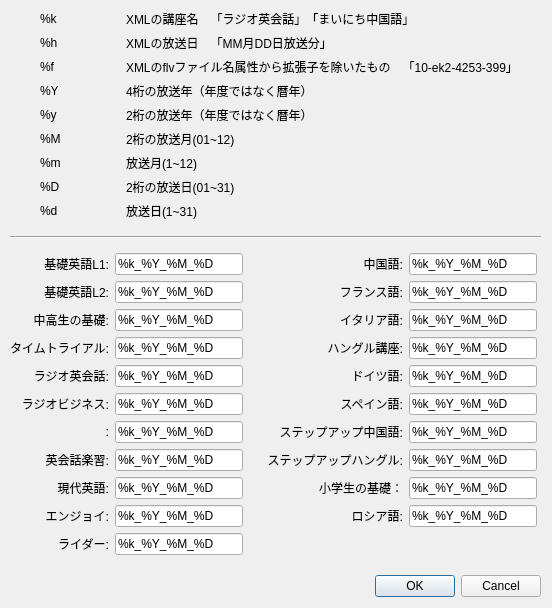
Before: the Qt Designer form customizedialog.ui in CSReviser/CS-Mult, drawn with Qt 5.
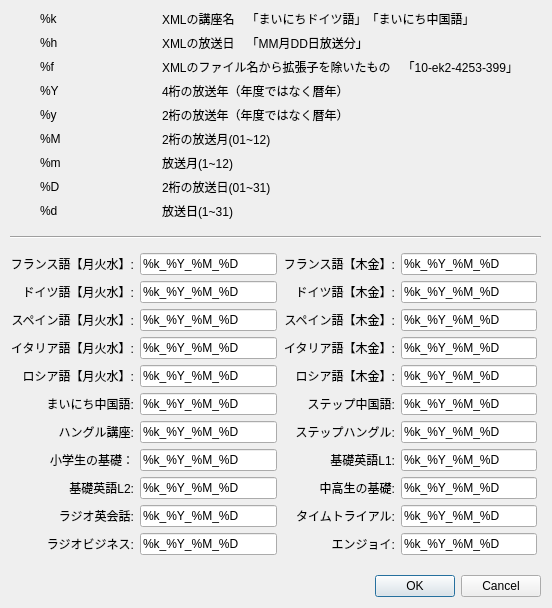
After: the same form once the commit is applied.

Commit message: カスタマイズメニュー（ファイル名、タグタイトル）今年度講座更新

```diff
--- a/customizedialog.ui
+++ b/customizedialog.ui
@@ -67,9 +67,9 @@
    </property>
    <layout class="QGridLayout" name="gridLayout">
     <item row="0" column="0">
-     <widget class="QLabel" name="label">
+     <widget class="QLabel" name="label_10">
       <property name="text">
-       <string>基礎英語L1:</string>
+       <string>フランス語【月火水】:</string>
       </property>
       <property name="alignment">
        <set>Qt::AlignRight|Qt::AlignTrailing|Qt::AlignVCenter</set>
@@ -77,19 +77,33 @@
      </widget>
     </item>
     <item row="0" column="1">
-     <widget class="QLineEdit" name="lineEdit">
-      <property name="toolTip">
-       <string/>
+     <widget class="QLineEdit" name="lineEdit_0">
+      <property name="text">
+       <string>%k_%Y_%M_%D</string>
       </property>
+     </widget>
+    </item>
+    <item row="0" column="3">
+     <widget class="QLabel" name="label_10_1">
+      <property name="text">
+       <string>フランス語【木金】:</string>
+      </property>
+      <property name="alignment">
+       <set>Qt::AlignRight|Qt::AlignTrailing|Qt::AlignVCenter</set>
+      </property>
+     </widget>
+    </item>
+    <item row="0" column="4">
+     <widget class="QLineEdit" name="lineEdit_0_1">
       <property name="text">
        <string>%k_%Y_%M_%D</string>
       </property>
      </widget>
     </item>
     <item row="1" column="0">
-     <widget class="QLabel" name="label_2">
+     <widget class="QLabel" name="label_13">
       <property name="text">
-       <string>基礎英語L2:</string>
+       <string>ドイツ語【月火水】:</string>
       </property>
       <property name="alignment">
        <set>Qt::AlignRight|Qt::AlignTrailing|Qt::AlignVCenter</set>
@@ -97,84 +111,187 @@
      </widget>
     </item>
     <item row="1" column="1">
+     <widget class="QLineEdit" name="lineEdit_1">
+      <property name="text">
+       <string>%k_%Y_%M_%D</string>
+      </property>
+     </widget>
+    </item>
+    <item row="1" column="3">
+     <widget class="QLabel" name="label_13_1">
+      <property name="text">
+       <string>ドイツ語【木金】:</string>
+      </property>
+      <property name="alignment">
+       <set>Qt::AlignRight|Qt::AlignTrailing|Qt::AlignVCenter</set>
+      </property>
+     </widget>
+    </item>
+    <item row="1" column="4">
+     <widget class="QLineEdit" name="lineEdit_1_1">
+      <property name="text">
+       <string>%k_%Y_%M_%D</string>
+      </property>
+     </widget>
+    </item>
+    <item row="2" column="0">
+     <widget class="QLabel" name="label_14">
+      <property name="text">
+       <string>スペイン語【月火水】:</string>
+      </property>
+      <property name="alignment">
+       <set>Qt::AlignRight|Qt::AlignTrailing|Qt::AlignVCenter</set>
+      </property>
+     </widget>
+    </item>
+    <item row="2" column="1">
      <widget class="QLineEdit" name="lineEdit_2">
       <property name="text">
        <string>%k_%Y_%M_%D</string>
       </property>
      </widget>
     </item>
-    <item row="2" column="0">
-     <widget class="QLabel" name="label_3">
+    <item row="2" column="3">
+     <widget class="QLabel" name="label_14_1">
       <property name="text">
-       <string>中高生の基礎:</string>
+       <string>スペイン語【木金】:</string>
       </property>
       <property name="alignment">
        <set>Qt::AlignRight|Qt::AlignTrailing|Qt::AlignVCenter</set>
       </property>
      </widget>
     </item>
-    <item row="2" column="1">
+    <item row="2" column="4">
+     <widget class="QLineEdit" name="lineEdit_2_1">
+      <property name="text">
+       <string>%k_%Y_%M_%D</string>
+      </property>
+     </widget>
+    </item>
+    <item row="3" column="0">
+     <widget class="QLabel" name="label_11">
+      <property name="text">
+       <string>イタリア語【月火水】:</string>
+      </property>
+      <property name="alignment">
+       <set>Qt::AlignRight|Qt::AlignTrailing|Qt::AlignVCenter</set>
+      </property>
+     </widget>
+    </item>
+    <item row="3" column="1">
      <widget class="QLineEdit" name="lineEdit_3">
       <property name="text">
        <string>%k_%Y_%M_%D</string>
       </property>
      </widget>
     </item>
-    <item row="3" column="0">
-     <widget class="QLabel" name="label_4">
+    <item row="3" column="3">
+     <widget class="QLabel" name="label_11_1">
       <property name="text">
-       <string>タイムトライアル:</string>
+       <string>イタリア語【木金】:</string>
       </property>
       <property name="alignment">
        <set>Qt::AlignRight|Qt::AlignTrailing|Qt::AlignVCenter</set>
       </property>
      </widget>
     </item>
-    <item row="3" column="1">
+    <item row="3" column="4">
+     <widget class="QLineEdit" name="lineEdit_3_1">
+      <property name="text">
+       <string>%k_%Y_%M_%D</string>
+      </property>
+     </widget>
+    </item>
+    <item row="4" column="0">
+     <widget class="QLabel" name="label_40">
+      <property name="enabled">
+       <bool>true</bool>
+      </property>
+      <property name="text">
+       <string>ロシア語【月火水】:</string>
+      </property>
+      <property name="alignment">
+       <set>Qt::AlignRight|Qt::AlignTrailing|Qt::AlignVCenter</set>
+      </property>
+     </widget>
+    </item>
+    <item row="4" column="1">
      <widget class="QLineEdit" name="lineEdit_4">
+      <property name="enabled">
+       <bool>true</bool>
+      </property>
       <property name="text">
        <string>%k_%Y_%M_%D</string>
       </property>
      </widget>
     </item>
-    <item row="4" column="0">
-     <widget class="QLabel" name="label_5">
+    <item row="4" column="3">
+     <widget class="QLabel" name="label_40_1">
+      <property name="enabled">
+       <bool>true</bool>
+      </property>
       <property name="text">
-       <string>ラジオ英会話:</string>
+       <string>ロシア語【木金】:</string>
       </property>
       <property name="alignment">
        <set>Qt::AlignRight|Qt::AlignTrailing|Qt::AlignVCenter</set>
       </property>
      </widget>
     </item>
-    <item row="4" column="1">
+    <item row="4" column="4">
+     <widget class="QLineEdit" name="lineEdit_4_1">
+      <property name="enabled">
+       <bool>true</bool>
+      </property>
+      <property name="text">
+       <string>%k_%Y_%M_%D</string>
+      </property>
+     </widget>
+    </item>
+    <item row="5" column="0">
+     <widget class="QLabel" name="label_9">
+      <property name="text">
+       <string>まいにち中国語:</string>
+      </property>
+      <property name="alignment">
+       <set>Qt::AlignRight|Qt::AlignTrailing|Qt::AlignVCenter</set>
+      </property>
+     </widget>
+    </item>
+    <item row="5" column="1">
      <widget class="QLineEdit" name="lineEdit_5">
       <property name="text">
        <string>%k_%Y_%M_%D</string>
       </property>
      </widget>
     </item>
-    <item row="5" column="0">
-     <widget class="QLabel" name="label_6">
+    <item row="5" column="3">
+     <widget class="QLabel" name="label_15">
+      <property name="enabled">
+       <bool>true</bool>
+      </property>
       <property name="text">
-       <string>ラジオビジネス:</string>
+       <string>ステップ中国語:</string>
       </property>
       <property name="alignment">
        <set>Qt::AlignRight|Qt::AlignTrailing|Qt::AlignVCenter</set>
       </property>
      </widget>
     </item>
-    <item row="5" column="1">
+    <item row="5" column="4">
      <widget class="QLineEdit" name="lineEdit_6">
+      <property name="enabled">
+       <bool>true</bool>
+      </property>
       <property name="text">
        <string>%k_%Y_%M_%D</string>
       </property>
      </widget>
     </item>
     <item row="6" column="0">
-     <widget class="QLabel" name="label_7">
+     <widget class="QLabel" name="label_12">
       <property name="text">
-       <string>:</string>
+       <string>ハングル講座:</string>
       </property>
       <property name="alignment">
        <set>Qt::AlignRight|Qt::AlignTrailing|Qt::AlignVCenter</set>
@@ -188,20 +305,20 @@
       </property>
      </widget>
     </item>
-    <item row="7" column="0">
-     <widget class="QLabel" name="label_8">
+    <item row="6" column="3">
+     <widget class="QLabel" name="label_16">
       <property name="enabled">
        <bool>true</bool>
       </property>
       <property name="text">
-       <string>英会話楽習:</string>
+       <string>ステップハングル:</string>
       </property>
       <property name="alignment">
        <set>Qt::AlignRight|Qt::AlignTrailing|Qt::AlignVCenter</set>
       </property>
      </widget>
     </item>
-    <item row="7" column="1">
+    <item row="6" column="4">
      <widget class="QLineEdit" name="lineEdit_8">
       <property name="enabled">
        <bool>true</bool>
@@ -211,67 +328,21 @@
       </property>
      </widget>
     </item>
-    <item row="8" column="0">
-     <widget class="QLabel" name="label_21">
+    <item row="7" column="0">
+     <widget class="QLabel" name="label_22">
       <property name="enabled">
        <bool>true</bool>
       </property>
       <property name="text">
-       <string>現代英語:</string>
+       <string>小学生の基礎：</string>
       </property>
       <property name="alignment">
        <set>Qt::AlignRight|Qt::AlignTrailing|Qt::AlignVCenter</set>
       </property>
      </widget>
     </item>
-    <item row="8" column="1">
-     <widget class="QLineEdit" name="lineEdit_17">
-      <property name="enabled">
-       <bool>true</bool>
-      </property>
-      <property name="text">
-       <string>%k_%Y_%M_%D</string>
-      </property>
-     </widget>
-    </item>
-    <item row="9" column="0">
-     <widget class="QLabel" name="label_32">
-      <property name="enabled">
-       <bool>true</bool>
-      </property>
-      <property name="text">
-       <string>エンジョイ:</string>
-      </property>
-      <property name="alignment">
-       <set>Qt::AlignRight|Qt::AlignTrailing|Qt::AlignVCenter</set>
-      </property>
-     </widget>
-    </item>
-    <item row="9" column="1">
-     <widget class="QLineEdit" name="lineEdit_19">
-      <property name="enabled">
-       <bool>true</bool>
-      </property>
-      <property name="text">
-       <string>%k_%Y_%M_%D</string>
-      </property>
-     </widget>
-    </item>
-    <item row="10" column="0">
-     <widget class="QLabel" name="label_33">
-      <property name="enabled">
-       <bool>true</bool>
-      </property>
-      <property name="text">
-       <string>ライダー:</string>
-      </property>
-      <property name="alignment">
-       <set>Qt::AlignRight|Qt::AlignTrailing|Qt::AlignVCenter</set>
-      </property>
-     </widget>
-    </item>
-    <item row="10" column="1">
-     <widget class="QLineEdit" name="lineEdit_21">
+    <item row="7" column="1">
+     <widget class="QLineEdit" name="lineEdit_9">
       <property name="enabled">
        <bool>true</bool>
       </property>
@@ -281,12 +352,9 @@
      </widget>
     </item>
     <item row="7" column="3">
-     <widget class="QLabel" name="label_16">
-      <property name="enabled">
-       <bool>true</bool>
-      </property>
+     <widget class="QLabel" name="label">
       <property name="text">
-       <string>ステップアップハングル:</string>
+       <string>基礎英語L1:</string>
       </property>
       <property name="alignment">
        <set>Qt::AlignRight|Qt::AlignTrailing|Qt::AlignVCenter</set>
@@ -294,154 +362,36 @@
      </widget>
     </item>
     <item row="7" column="4">
-     <widget class="QLineEdit" name="lineEdit_16">
-      <property name="enabled">
-       <bool>true</bool>
-      </property>
-      <property name="text">
-       <string>%k_%Y_%M_%D</string>
-      </property>
-     </widget>
-    </item>
-    <item row="5" column="3">
-     <widget class="QLabel" name="label_14">
-      <property name="text">
-       <string>スペイン語:</string>
-      </property>
-      <property name="alignment">
-       <set>Qt::AlignRight|Qt::AlignTrailing|Qt::AlignVCenter</set>
-      </property>
-     </widget>
-    </item>
-    <item row="0" column="4">
-     <widget class="QLineEdit" name="lineEdit_9">
-      <property name="text">
-       <string>%k_%Y_%M_%D</string>
-      </property>
-     </widget>
-    </item>
-    <item row="3" column="2">
-     <widget class="QLabel" name="label_17">
-      <property name="text">
-       <string>　</string>
-      </property>
-     </widget>
-    </item>
-    <item row="3" column="3">
-     <widget class="QLabel" name="label_12">
-      <property name="text">
-       <string>ハングル講座:</string>
-      </property>
-      <property name="alignment">
-       <set>Qt::AlignRight|Qt::AlignTrailing|Qt::AlignVCenter</set>
-      </property>
-     </widget>
-    </item>
-    <item row="1" column="4">
      <widget class="QLineEdit" name="lineEdit_10">
+      <property name="toolTip">
+       <string/>
+      </property>
       <property name="text">
        <string>%k_%Y_%M_%D</string>
       </property>
      </widget>
     </item>
-    <item row="2" column="3">
-     <widget class="QLabel" name="label_11">
+    <item row="8" column="0">
+     <widget class="QLabel" name="label_2">
       <property name="text">
-       <string>イタリア語:</string>
+       <string>基礎英語L2:</string>
       </property>
       <property name="alignment">
        <set>Qt::AlignRight|Qt::AlignTrailing|Qt::AlignVCenter</set>
       </property>
      </widget>
     </item>
-    <item row="4" column="4">
-     <widget class="QLineEdit" name="lineEdit_13">
-      <property name="text">
-       <string>%k_%Y_%M_%D</string>
-      </property>
-     </widget>
-    </item>
-    <item row="2" column="4">
+    <item row="8" column="1">
      <widget class="QLineEdit" name="lineEdit_11">
       <property name="text">
        <string>%k_%Y_%M_%D</string>
       </property>
      </widget>
     </item>
-    <item row="3" column="4">
-     <widget class="QLineEdit" name="lineEdit_12">
-      <property name="text">
-       <string>%k_%Y_%M_%D</string>
-      </property>
-     </widget>
-    </item>
-    <item row="5" column="4">
-     <widget class="QLineEdit" name="lineEdit_14">
-      <property name="text">
-       <string>%k_%Y_%M_%D</string>
-      </property>
-     </widget>
-    </item>
-    <item row="6" column="4">
-     <widget class="QLineEdit" name="lineEdit_15">
-      <property name="enabled">
-       <bool>true</bool>
-      </property>
-      <property name="text">
-       <string>%k_%Y_%M_%D</string>
-      </property>
-     </widget>
-    </item>
-    <item row="1" column="3">
-     <widget class="QLabel" name="label_10">
-      <property name="text">
-       <string>フランス語:</string>
-      </property>
-      <property name="alignment">
-       <set>Qt::AlignRight|Qt::AlignTrailing|Qt::AlignVCenter</set>
-      </property>
-     </widget>
-    </item>
-    <item row="0" column="3">
-     <widget class="QLabel" name="label_9">
-      <property name="text">
-       <string>中国語:</string>
-      </property>
-      <property name="alignment">
-       <set>Qt::AlignRight|Qt::AlignTrailing|Qt::AlignVCenter</set>
-      </property>
-     </widget>
-    </item>
-    <item row="4" column="3">
-     <widget class="QLabel" name="label_13">
-      <property name="text">
-       <string>ドイツ語:</string>
-      </property>
-      <property name="alignment">
-       <set>Qt::AlignRight|Qt::AlignTrailing|Qt::AlignVCenter</set>
-      </property>
-     </widget>
-    </item>
-    <item row="6" column="3">
-     <widget class="QLabel" name="label_15">
-      <property name="enabled">
-       <bool>true</bool>
-      </property>
-      <property name="text">
-       <string>ステップアップ中国語:</string>
-      </property>
-      <property name="alignment">
-       <set>Qt::AlignRight|Qt::AlignTrailing|Qt::AlignVCenter</set>
-      </property>
-     </widget>
-    </item>
     <item row="8" column="3">
-     <widget class="QLabel" name="label_22">
-      <property name="enabled">
-       <bool>true</bool>
-      </property>
+     <widget class="QLabel" name="label_3">
       <property name="text">
-       <string>小学生の基礎：</string>
+       <string>中高生の基礎:</string>
       </property>
       <property name="alignment">
        <set>Qt::AlignRight|Qt::AlignTrailing|Qt::AlignVCenter</set>
@@ -449,22 +399,33 @@
      </widget>
     </item>
     <item row="8" column="4">
-     <widget class="QLineEdit" name="lineEdit_18">
-      <property name="enabled">
-       <bool>true</bool>
+     <widget class="QLineEdit" name="lineEdit_12">
+      <property name="text">
+       <string>%k_%Y_%M_%D</string>
       </property>
+     </widget>
+    </item>
+    <item row="9" column="0">
+     <widget class="QLabel" name="label_5">
+      <property name="text">
+       <string>ラジオ英会話:</string>
+      </property>
+      <property name="alignment">
+       <set>Qt::AlignRight|Qt::AlignTrailing|Qt::AlignVCenter</set>
+      </property>
+     </widget>
+    </item>
+    <item row="9" column="1">
+     <widget class="QLineEdit" name="lineEdit_13">
       <property name="text">
        <string>%k_%Y_%M_%D</string>
       </property>
      </widget>
     </item>
     <item row="9" column="3">
-     <widget class="QLabel" name="label_40">
-      <property name="enabled">
-       <bool>true</bool>
-      </property>
+     <widget class="QLabel" name="label_4">
       <property name="text">
-       <string>ロシア語:</string>
+       <string>タイムトライアル:</string>
       </property>
       <property name="alignment">
        <set>Qt::AlignRight|Qt::AlignTrailing|Qt::AlignVCenter</set>
@@ -472,7 +433,44 @@
      </widget>
     </item>
     <item row="9" column="4">
-     <widget class="QLineEdit" name="lineEdit_20">
+     <widget class="QLineEdit" name="lineEdit_14">
+      <property name="text">
+       <string>%k_%Y_%M_%D</string>
+      </property>
+     </widget>
+    </item>
+    <item row="10" column="0">
+     <widget class="QLabel" name="label_6">
+      <property name="text">
+       <string>ラジオビジネス:</string>
+      </property>
+      <property name="alignment">
+       <set>Qt::AlignRight|Qt::AlignTrailing|Qt::AlignVCenter</set>
+      </property>
+     </widget>
+    </item>
+    <item row="10" column="1">
+     <widget class="QLineEdit" name="lineEdit_15">
+      <property name="text">
+       <string>%k_%Y_%M_%D</string>
+      </property>
+     </widget>
+    </item>
+    <item row="10" column="3">
+     <widget class="QLabel" name="label_32">
+      <property name="enabled">
+       <bool>true</bool>
+      </property>
+      <property name="text">
+       <string>エンジョイ:</string>
+      </property>
+      <property name="alignment">
+       <set>Qt::AlignRight|Qt::AlignTrailing|Qt::AlignVCenter</set>
+      </property>
+     </widget>
+    </item>
+    <item row="10" column="4">
+     <widget class="QLineEdit" name="lineEdit_16">
       <property name="enabled">
        <bool>true</bool>
       </property>
@@ -503,7 +501,7 @@
     <item row="0" column="1">
      <widget class="QLabel" name="label_29">
       <property name="text">
-       <string>XMLの講座名　「ラジオ英会話」「まいにち中国語」</string>
+       <string>XMLの講座名　「まいにちドイツ語」「まいにち中国語」</string>
       </property>
      </widget>
     </item>
@@ -531,7 +529,7 @@
     <item row="2" column="1">
      <widget class="QLabel" name="label_31">
       <property name="text">
-       <string>XMLのflvファイル名属性から拡張子を除いたもの　「10-ek2-4253-399」</string>
+       <string>XMLのファイル名から拡張子を除いたもの　「10-ek2-4253-399」</string>
       </property>
      </widget>
     </item>
```
Left out of the diff: 13 changed lines with no effect on the pictures. The commit also changes 3 other files.
